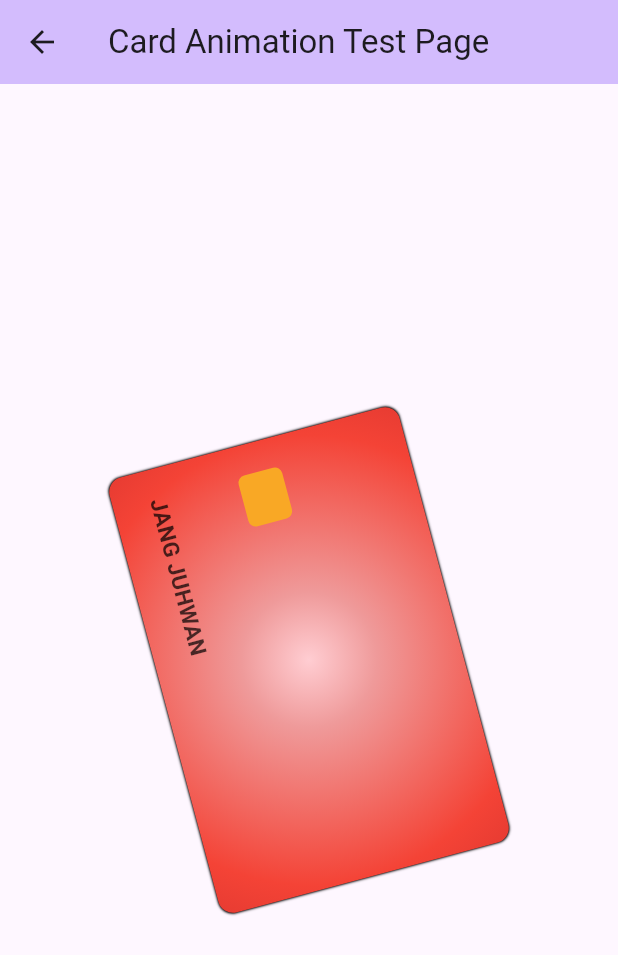
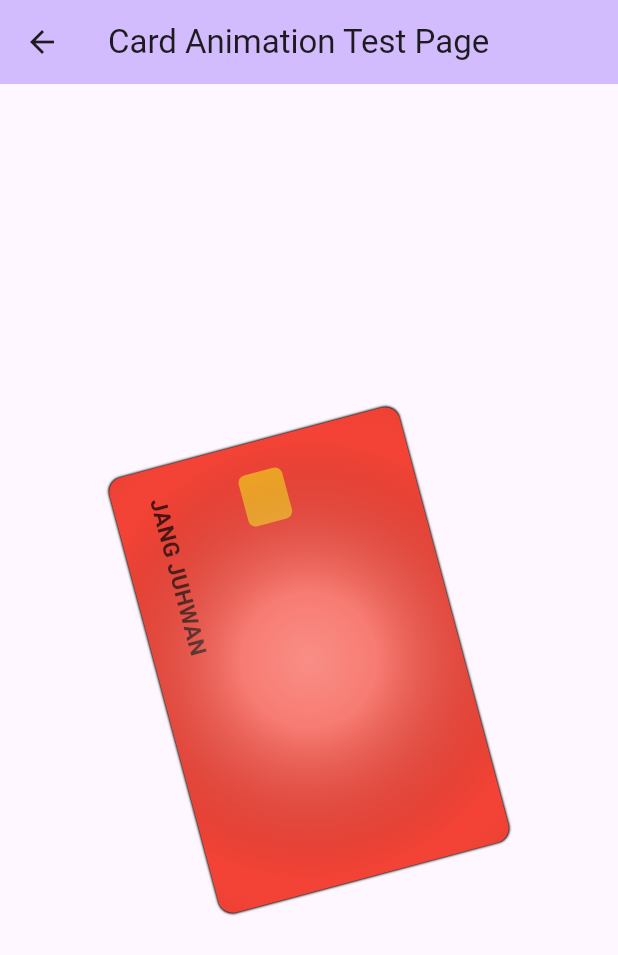
Before and after one commit to orange-amuz/orange_core, a Flutter app: the CardAnimationTestPage screen opened directly, on a phone screen of 412 x 824 dp. Shown: the top 955 px of the screen. Run offline on Flutter 3.47's test engine with Material 2 defaults, Android fonts, the phone set to English and light mode, and no system bars; our stand-ins replace sensors_plus.

Commit message:
카드 애니메이션 페이지 예제 수정

```diff
--- a/example/lib/pages/card_animation_test_page/card_animation_test_page.dart
+++ b/example/lib/pages/card_animation_test_page/card_animation_test_page.dart
@@ -1,6 +1,7 @@
 import 'dart:math' as math;
 
 import 'package:flutter/material.dart';
+import 'package:sensors_plus/sensors_plus.dart';
 
 class CardAnimationTestPage extends StatefulWidget {
   const CardAnimationTestPage({Key? key}) : super(key: key);
@@ -15,14 +16,17 @@ class _CardAnimationTestPage extends State<CardAnimationTestPage>
 
   static const cardAngle = math.pi / 12 * 5;
 
+  BoxConstraints constraints = const BoxConstraints();
+
   double xAngle = 0.0;
   double yAngle = 0.0;
-  double zAngle = 0.0;
+  // double zAngle = 0.0;
 
   double xAlign = 0;
   double yAlign = 0;
 
-  // double rotateAngle = 0;
+  double beforeX = 0;
+  double beforeY = 0;
 
   Curve curve = Curves.easeInOut;
 
@@ -36,6 +40,17 @@ class _CardAnimationTestPage extends State<CardAnimationTestPage>
     super.initState();
 
     animationController.reverseDuration = const Duration(milliseconds: 1000);
+
+    gyroscopeEvents.listen(
+      (event) {
+        // print(event.toString());
+
+        // updateValueForwardGyro(x: event.x, y: event.y);
+
+        beforeX = event.x;
+        beforeY = event.y;
+      },
+    );
 
     animationController.addListener(
       () {
@@ -51,18 +66,6 @@ class _CardAnimationTestPage extends State<CardAnimationTestPage>
     animationController.dispose();
   }
 
-  // void setTargetLeft() {
-  //   alignX = -1.0;
-  //   alignY = 2.0;
-  //   rotateAngle = math.pi / 6;
-  // }
-
-  // void setTargetRight() {
-  //   alignX = 1.0;
-  //   alignY = -2.0;
-  //   rotateAngle = -math.pi / 6;
-  // }
-
   void setCurveForward() {
     curve = Curves.easeInOut;
   }
@@ -71,11 +74,46 @@ class _CardAnimationTestPage extends State<CardAnimationTestPage>
     curve = Curves.bounceOut.flipped;
   }
 
-  void updateValueForward({
+  Future<void> updateValueForwardGyro({
+    required double x,
+    required double y,
+  }) async {
+    // final center = Offset(
+    //   constraints.maxWidth / 2,
+    //   constraints.maxHeight / 2,
+    // );
+
+    final relativeOffset = Offset(
+      x,
+      y,
+    );
+
+    final dx = relativeOffset.dx;
+    final dy = relativeOffset.dy;
+
+    final angle = -math.atan2(dy, dx) < 0
+        ? -math.atan2(dy, dx) + math.pi * 2
+        : -math.atan2(dy, dx);
+
+    xAlign = -1.4 * math.cos(angle + cardAngle);
+    yAlign = 1.2 * math.sin(angle + cardAngle);
+
+    xAngle = -math.pi / 6 * math.cos(angle + cardAngle);
+    yAngle = math.pi / 6 * math.sin(angle + cardAngle);
+    // zAngle = -math.pi / 6 * math.tan(angle + cardAngle);
+
+    // print('$xAngle, $yAngle');
+
+    curve = Curves.easeInOut;
+
+    await animationController.forward();
+  }
+
+  Future<void> updateValueForward({
     required BoxConstraints constraints,
     required double x,
     required double y,
-  }) {
+  }) async {
     final center = Offset(
       constraints.maxWidth / 2,
       constraints.maxHeight / 2,
@@ -104,13 +142,13 @@ class _CardAnimationTestPage extends State<CardAnimationTestPage>
 
     curve = Curves.easeInOut;
 
-    animationController.forward();
+    await animationController.forward();
   }
 
-  void updateValueReverse() {
+  Future<void> updateValueReverse() async {
     curve = Curves.bounceOut.flipped;
 
-    animationController.reverse();
+    await animationController.reverse();
   }
 
   @override
@@ -123,6 +161,8 @@ class _CardAnimationTestPage extends State<CardAnimationTestPage>
       body: SafeArea(
         child: LayoutBuilder(
           builder: (_, constraints) {
+            this.constraints = constraints;
+
             return GestureDetector(
               behavior: HitTestBehavior.opaque,
               onPanDown: (details) {
@@ -146,6 +186,13 @@ class _CardAnimationTestPage extends State<CardAnimationTestPage>
               },
               onPanEnd: (details) {
                 updateValueReverse();
+              },
+              onDoubleTap: () async {
+                // await updateValueReverse();
+
+                // yAngle = math.pi;
+
+                // animationController.forward();
               },
               child: Center(
                 child: Transform(
@@ -171,22 +218,25 @@ class _CardAnimationTestPage extends State<CardAnimationTestPage>
                     ),
                   child: Transform.rotate(
                     angle: cardAngle,
-                    child: Container(
-                      width: 300,
-                      height: 200,
-                      decoration: BoxDecoration(
-                        borderRadius: BorderRadius.circular(10),
-                        gradient: RadialGradient(
+                    child: ShaderMask(
+                      blendMode: BlendMode.srcATop,
+                      shaderCallback: (bounds) {
+                        return RadialGradient(
                           radius: Tween(begin: 1.5, end: 1.5)
                               .chain(CurveTween(curve: Curves.easeInOut))
                               .evaluate(animationController)
                               .toDouble(),
                           colors: [
-                            Colors.red.shade100,
-                            Colors.red.shade200,
-                            Colors.red,
-                            Colors.red.shade800,
-                            Colors.red.shade900,
+                            // Colors.red.shade100,
+                            // Colors.red.shade200,
+                            // Colors.red,
+                            // Colors.red.shade800,
+                            // Colors.red.shade900,
+                            Colors.white.withOpacity(0.4),
+                            Colors.white.withOpacity(0.3),
+                            Colors.transparent,
+                            Colors.black.withOpacity(0.1),
+                            Colors.black.withOpacity(0.2),
                           ],
                           stops: const [
                             0,
@@ -205,7 +255,14 @@ class _CardAnimationTestPage extends State<CardAnimationTestPage>
                                 .evaluate(animationController)
                                 .toDouble(),
                           ),
-                        ),
+                        ).createShader(bounds);
+                      },
+                      child: Container(
+                        width: 300,
+                        height: 200,
+                        decoration: BoxDecoration(
+                          color: Colors.red,
+                          borderRadius: BorderRadius.circular(10),
                           boxShadow: const [
                             BoxShadow(
                               offset: Offset(0, 0),
@@ -228,40 +285,6 @@ class _CardAnimationTestPage extends State<CardAnimationTestPage>
                                   height: 30,
                                   decoration: BoxDecoration(
                                     borderRadius: BorderRadius.circular(5),
-                                  // gradient: RadialGradient(
-                                  //   radius: Tween(begin: 1.5, end: 1.5)
-                                  //       .chain(
-                                  //           CurveTween(curve: Curves.easeInOut))
-                                  //       .evaluate(animationController)
-                                  //       .toDouble(),
-                                  //   colors: [
-                                  //     Colors.yellow.shade100,
-                                  //     Colors.yellow.shade200,
-                                  //     Colors.yellow,
-                                  //     Colors.yellow.shade800,
-                                  //     Colors.yellow.shade900,
-                                  //   ],
-                                  //   stops: const [
-                                  //     0,
-                                  //     0.15,
-                                  //     0.5,
-                                  //     0.85,
-                                  //     1.0,
-                                  //   ],
-                                  //   center: Alignment(
-                                  //     Tween(
-                                  //       begin: -(35 / 2 + 95) / 300,
-                                  //       end: xAlign + -(35 / 2 + 95) / 300,
-                                  //     )
-                                  //         .chain(CurveTween(curve: curve))
-                                  //         .evaluate(animationController)
-                                  //         .toDouble(),
-                                  //     Tween(begin: 0, end: yAlign)
-                                  //         .chain(CurveTween(curve: curve))
-                                  //         .evaluate(animationController)
-                                  //         .toDouble(),
-                                  //   ),
-                                  // ),
                                     color: Colors.yellow.shade800,
                                   ),
                                 ),
@@ -285,6 +308,7 @@ class _CardAnimationTestPage extends State<CardAnimationTestPage>
                     ),
                   ),
                 ),
+              ),
             );
           },
         ),
--- a/example/pubspec.yaml
+++ b/example/pubspec.yaml
@@ -37,6 +37,8 @@ dependencies:
 
   orange_core:
     path: ../
+
+  sensors_plus: ^3.0.3
 
 dev_dependencies:
   flutter_test:
```
Also changed, not shown: example/pubspec.lock, 6 other files. Lines whose indentation alone changed are shown as unchanged.
